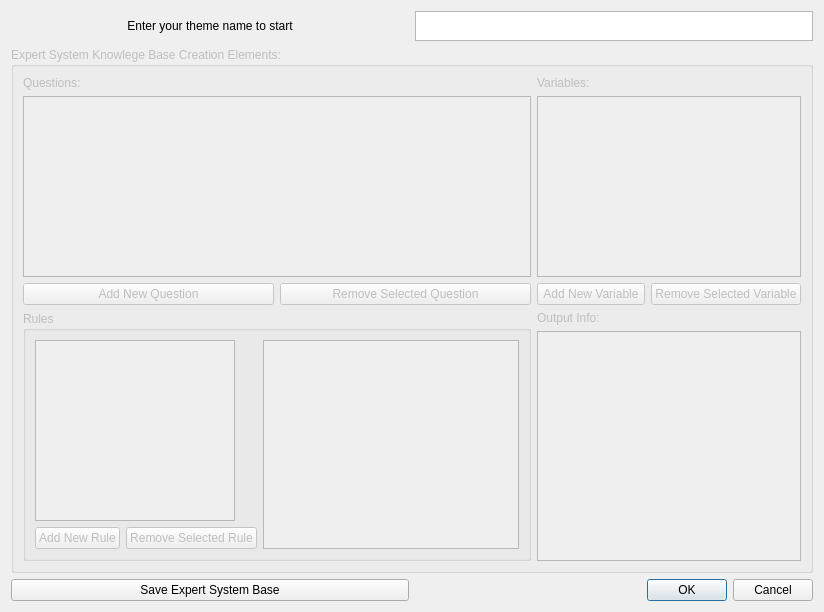
The window that GUI/RuleEditor.ui (bronya2057/ExpertSystemPyLab) describes before a commit, drawn with Qt 5.
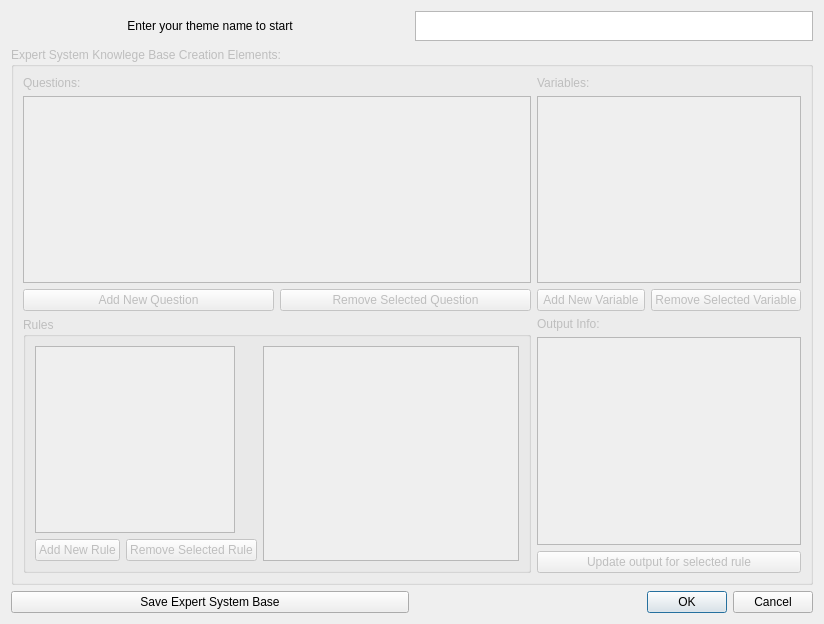
The same window after the commit.

Commit message: begin impl rules handling

What changed in the file:
```diff
--- a/GUI/RuleEditor.ui
+++ b/GUI/RuleEditor.ui
@@ -10,7 +10,7 @@
     <x>0</x>
     <y>0</y>
     <width>824</width>
-    <height>612</height>
+    <height>624</height>
    </rect>
   </property>
   <property name="sizePolicy">
@@ -250,6 +250,13 @@
         <item>
          <widget class="QTextEdit" name="textEditOutput"/>
         </item>
+        <item>
+         <widget class="QPushButton" name="pbUpdateOutput">
+          <property name="text">
+           <string>Update output for selected rule</string>
+          </property>
+         </widget>
+        </item>
        </layout>
       </item>
      </layout>
```
Left out of the diff: 2 changed lines with no effect on the pictures. The commit also changes 7 other files.
